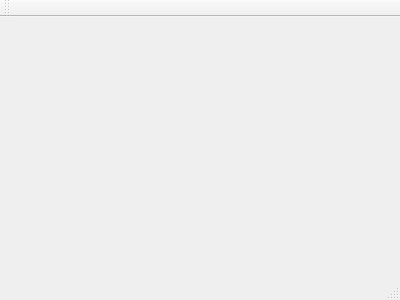
Qt form mainwindow.ui (aciliketcap/cropper) before a commit.
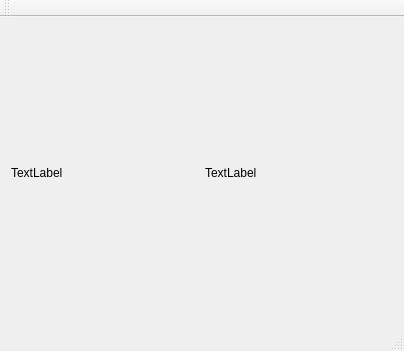
The same form after that commit.

Commit message: Show a sample picture inside a label

```diff
--- a/mainwindow.ui
+++ b/mainwindow.ui
@@ -1,24 +1,68 @@
 <ui version="4.0">
  <class>MainWindow</class>
- <widget class="QMainWindow" name="MainWindow" >
-  <property name="geometry" >
+ <widget class="QMainWindow" name="MainWindow">
+  <property name="geometry">
    <rect>
     <x>0</x>
     <y>0</y>
-    <width>400</width>
-    <height>300</height>
+    <width>404</width>
+    <height>351</height>
    </rect>
   </property>
   <property name="windowTitle" >
    <string>MainWindow</string>
   </property>
-  <widget class="QMenuBar" name="menuBar" />
-  <widget class="QToolBar" name="mainToolBar" />
-  <widget class="QWidget" name="centralWidget" />
-  <widget class="QStatusBar" name="statusBar" />
+  <widget class="QWidget" name="centralWidget">
+   <layout class="QHBoxLayout" name="horizontalLayout_2">
+    <item>
+     <layout class="QHBoxLayout" name="horizontalLayout">
+      <item>
+       <layout class="QVBoxLayout" name="verticalLayout_2">
+        <item>
+         <widget class="QLabel" name="srcImg">
+          <property name="text">
+           <string>TextLabel</string>
+          </property>
+         </widget>
+        </item>
+       </layout>
+      </item>
+      <item>
+       <layout class="QVBoxLayout" name="verticalLayout">
+        <item>
+         <widget class="QLabel" name="croppedImg">
+          <property name="text">
+           <string>TextLabel</string>
+          </property>
+         </widget>
+        </item>
+       </layout>
+      </item>
+     </layout>
+    </item>
+   </layout>
+  </widget>
+  <widget class="QMenuBar" name="menuBar">
+   <property name="geometry">
+    <rect>
+     <x>0</x>
+     <y>0</y>
+     <width>404</width>
+     <height>24</height>
+    </rect>
+   </property>
+  </widget>
+  <widget class="QToolBar" name="mainToolBar">
+   <attribute name="toolBarArea">
+    <enum>TopToolBarArea</enum>
+   </attribute>
+   <attribute name="toolBarBreak">
+    <bool>false</bool>
+   </attribute>
+  </widget>
+  <widget class="QStatusBar" name="statusBar"/>
  </widget>
- <layoutDefault spacing="6" margin="11" />
- <pixmapfunction></pixmapfunction>
+ <layoutdefault spacing="6" margin="11"/>
  <resources/>
  <connections/>
 </ui>
```
Left out of the diff: 3 changed lines with no effect on the pictures. The commit also changes 2 other files.
